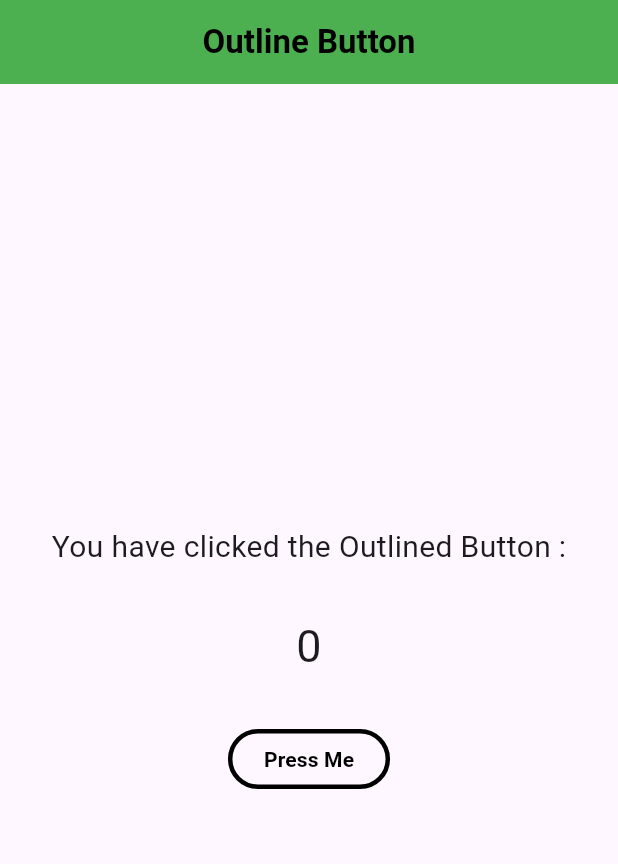
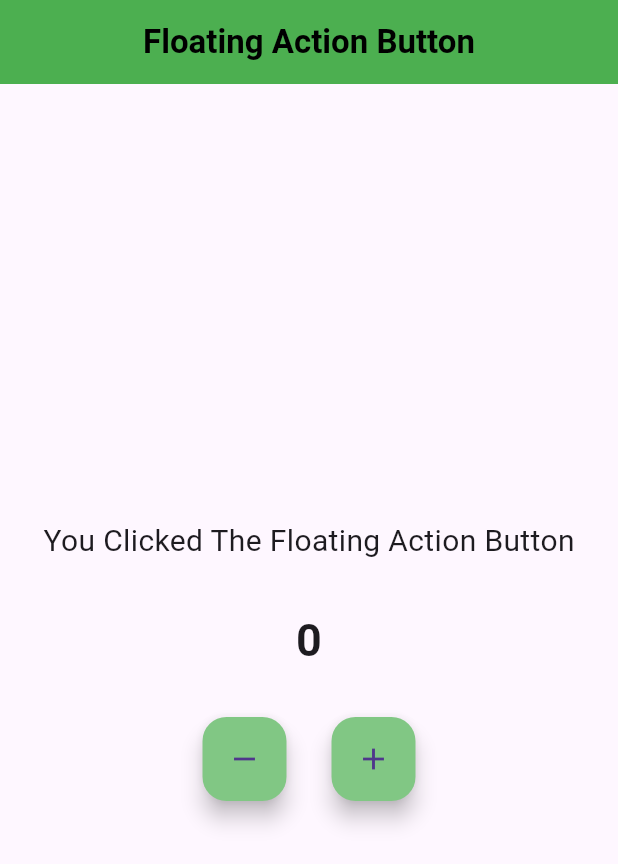
Before and after one commit to kumarbaberwal/flutter-cheatsheet, a Flutter app: the screen it shows after launch, on a phone screen of 412 x 824 dp. Shown: the top 864 px of the screen. Run offline on Flutter 3.47's test engine with Material 3 defaults, Android fonts, the phone set to English and light mode, and no system bars.

```diff
--- a/lib/main.dart
+++ b/lib/main.dart
@@ -1,4 +1,4 @@
-import 'package:cheatsheet/widgets/outlinedbutton.dart';
+import 'package:cheatsheet/widgets/floatingactionbutton.dart';
 import 'package:flutter/material.dart';
 
 void main() => runApp(const MyApp());
@@ -12,7 +12,7 @@ class MyApp extends StatelessWidget {
       debugShowCheckedModeBanner: false,
       theme:
           ThemeData(brightness: Brightness.light, primaryColor: Colors.yellow),
-      home: const OutlineButton(),
+      home: const FloatingActionButtonWidget(),
     );
   }
 }
--- /dev/null
+++ b/lib/widgets/floatingactionbutton.dart
@@ -0,0 +1,82 @@
+import 'package:flutter/material.dart';
+
+class FloatingActionButtonWidget extends StatefulWidget {
+  const FloatingActionButtonWidget({super.key});
+
+  @override
+  State<FloatingActionButtonWidget> createState() =>
+      _FloatingActionButtonWidgetState();
+}
+
+class _FloatingActionButtonWidgetState
+    extends State<FloatingActionButtonWidget> {
+  int value = 0;
+  void increament() {
+    setState(() {
+      value++;
+    });
+  }
+
+  void decreament() {
+    setState(() {
+      value--;
+    });
+  }
+
+  @override
+  Widget build(BuildContext context) {
+    return Scaffold(
+      appBar: AppBar(
+        backgroundColor: Colors.green,
+        centerTitle: true,
+        title: const Text(
+          'Floating Action Button',
+          style: TextStyle(fontWeight: FontWeight.bold, color: Colors.black),
+        ),
+      ),
+      body: Center(
+        child: Column(
+          mainAxisAlignment: MainAxisAlignment.center,
+          children: [
+            const Text(
+              'You Clicked The Floating Action Button',
+              style: TextStyle(fontSize: 20),
+            ),
+            const SizedBox(
+              height: 30,
+            ),
+            Text(
+              '$value',
+              style: const TextStyle(fontWeight: FontWeight.bold, fontSize: 30),
+            ),
+            const SizedBox(
+              height: 30,
+            ),
+            Row(
+              mainAxisAlignment: MainAxisAlignment.center,
+              children: [
+                FloatingActionButton(
+                  backgroundColor: Colors.green.shade300,
+                  onPressed: () {
+                    decreament();
+                  },
+                  child: const Icon(Icons.remove),
+                ),
+                const SizedBox(
+                  width: 30,
+                ),
+                FloatingActionButton(
+                  backgroundColor: Colors.green.shade300,
+                  onPressed: () {
+                    increament();
+                  },
+                  child: const Icon(Icons.add),
+                ),
+              ],
+            ),
+          ],
+        ),
+      ),
+    );
+  }
+}
```
